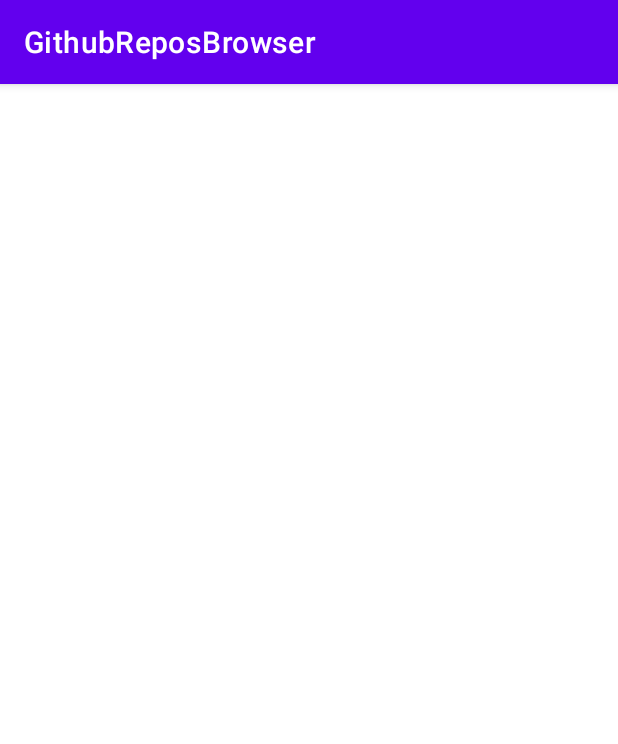
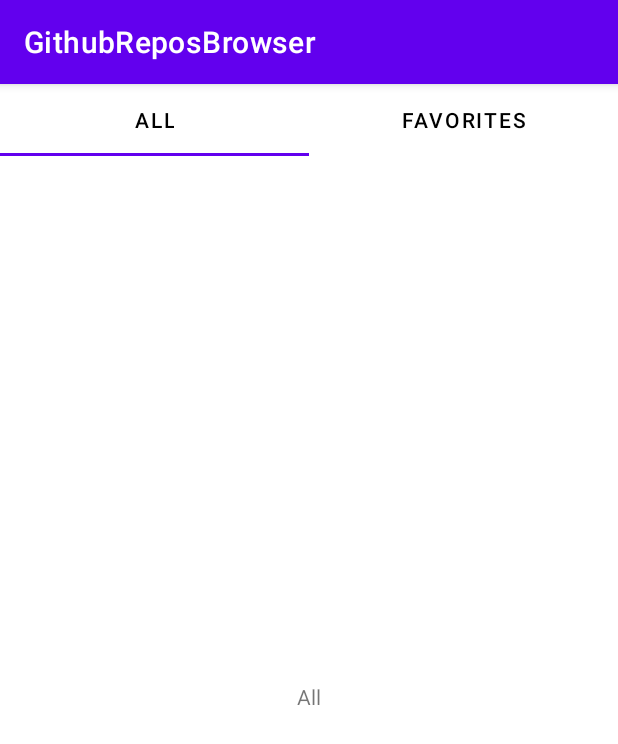
Before and after one commit to sergeyZagoruyko/GithubReposBrowser, an Android app: the screen it shows after launch (MainActivity), on a phone screen of 412 x 824 dp. Shown: the top 744 px of the screen. Run offline under Robolectric (Android 15) with nearby library versions, the phone set to English and light mode, and no system bars.

Commit message:
Main screen skeleton implementation

```diff
--- a/app/src/main/AndroidManifest.xml
+++ b/app/src/main/AndroidManifest.xml
@@ -15,7 +15,7 @@
         tools:targetApi="34">
 
         <activity
-            android:name=".MainActivity"
+            android:name=".features.MainActivity"
             android:exported="true">
             <intent-filter>
                 <action android:name="android.intent.action.MAIN" />
--- a/app/src/main/java/com/example/githubreposbrowser/BaseActivity.java
+++ b/app/src/main/java/com/example/githubreposbrowser/base/BaseActivity.java
@@ -1,4 +1,4 @@
-package com.example.githubreposbrowser;
+package com.example.githubreposbrowser.base;
 
 import androidx.appcompat.app.AppCompatActivity;
 
--- /dev/null
+++ b/app/src/main/java/com/example/githubreposbrowser/base/BaseFragment.java
@@ -0,0 +1,6 @@
+package com.example.githubreposbrowser.base;
+
+import androidx.fragment.app.Fragment;
+
+abstract public class BaseFragment extends Fragment {
+}
--- a/app/src/main/java/com/example/githubreposbrowser/MainActivity.java
+++ b/app/src/main/java/com/example/githubreposbrowser/features/MainActivity.java
@@ -1,9 +1,10 @@
-package com.example.githubreposbrowser;
+package com.example.githubreposbrowser.features;
 
 import android.os.Bundle;
 
 import androidx.annotation.Nullable;
 
+import com.example.githubreposbrowser.base.BaseActivity;
 import com.example.githubreposbrowser.databinding.ActivityMainBinding;
 
 public class MainActivity extends BaseActivity {
@@ -14,5 +15,6 @@ public class MainActivity extends BaseActivity {
     protected void onCreate(@Nullable Bundle savedInstanceState) {
         super.onCreate(savedInstanceState);
         binding = ActivityMainBinding.inflate(getLayoutInflater());
+        setContentView(binding.getRoot());
     }
 }
--- /dev/null
+++ b/app/src/main/java/com/example/githubreposbrowser/features/gitreposlist/AllReposListFragment.java
@@ -0,0 +1,36 @@
+package com.example.githubreposbrowser.features.gitreposlist;
+
+import android.os.Bundle;
+import android.view.LayoutInflater;
+import android.view.View;
+import android.view.ViewGroup;
+
+import androidx.annotation.NonNull;
+import androidx.annotation.Nullable;
+
+import com.example.githubreposbrowser.R;
+import com.example.githubreposbrowser.base.BaseFragment;
+import com.example.githubreposbrowser.databinding.FragmentGitReposListBinding;
+
+public class AllReposListFragment extends BaseFragment {
+
+    private FragmentGitReposListBinding binding;
+
+    @NonNull
+    public static AllReposListFragment newInstance() {
+        return new AllReposListFragment();
+    }
+
+    @Nullable
+    @Override
+    public View onCreateView(@NonNull LayoutInflater inflater, @Nullable ViewGroup container, @Nullable Bundle savedInstanceState) {
+        super.onCreateView(inflater, container, savedInstanceState);
+        binding = FragmentGitReposListBinding.inflate(inflater, container, false);
+        initUI();
+        return binding.getRoot();
+    }
+
+    private void initUI() {
+        binding.tvText.setText(getString(R.string.all_repos_tab_title));
+    }
+}
--- /dev/null
+++ b/app/src/main/java/com/example/githubreposbrowser/features/gitreposlist/FavoriteReposListFragment.java
@@ -0,0 +1,36 @@
+package com.example.githubreposbrowser.features.gitreposlist;
+
+import android.os.Bundle;
+import android.view.LayoutInflater;
+import android.view.View;
+import android.view.ViewGroup;
+
+import androidx.annotation.NonNull;
+import androidx.annotation.Nullable;
+
+import com.example.githubreposbrowser.R;
+import com.example.githubreposbrowser.base.BaseFragment;
+import com.example.githubreposbrowser.databinding.FragmentGitReposListBinding;
+
+public class FavoriteReposListFragment extends BaseFragment {
+
+    private FragmentGitReposListBinding binding;
+
+    @NonNull
+    public static FavoriteReposListFragment newInstance() {
+        return new FavoriteReposListFragment();
+    }
+
+    @Nullable
+    @Override
+    public View onCreateView(@NonNull LayoutInflater inflater, @Nullable ViewGroup container, @Nullable Bundle savedInstanceState) {
+        super.onCreateView(inflater, container, savedInstanceState);
+        binding = FragmentGitReposListBinding.inflate(inflater, container, false);
+        initUI();
+        return binding.getRoot();
+    }
+
+    private void initUI() {
+        binding.tvText.setText(getString(R.string.favorite_repos_tab_title));
+    }
+}
--- /dev/null
+++ b/app/src/main/java/com/example/githubreposbrowser/features/gitrepostabs/GitReposPagerAdapter.java
@@ -0,0 +1,60 @@
+package com.example.githubreposbrowser.features.gitrepostabs;
+
+import androidx.annotation.NonNull;
+import androidx.annotation.StringRes;
+import androidx.fragment.app.Fragment;
+import androidx.fragment.app.FragmentManager;
+import androidx.lifecycle.Lifecycle;
+import androidx.viewpager2.adapter.FragmentStateAdapter;
+
+import com.example.githubreposbrowser.R;
+import com.example.githubreposbrowser.features.gitreposlist.AllReposListFragment;
+import com.example.githubreposbrowser.features.gitreposlist.FavoriteReposListFragment;
+
+public class GitReposPagerAdapter extends FragmentStateAdapter {
+
+    public GitReposPagerAdapter(@NonNull FragmentManager fragmentManager, @NonNull Lifecycle lifecycle) {
+        super(fragmentManager, lifecycle);
+    }
+
+    @NonNull
+    @Override
+    public Fragment createFragment(int position) {
+        return getTabTypeByPos(position).getFragment();
+    }
+
+    @Override
+    public int getItemCount() {
+        return PageType.values().length;
+    }
+
+    public PageType getTabTypeByPos(final int position) {
+        return PageType.values()[position];
+    }
+
+    public enum PageType {
+        ALL_REPOS(R.string.all_repos_tab_title),
+        FAVORITES(R.string.favorite_repos_tab_title);
+
+        @StringRes
+        private final int tabNameRes;
+
+        PageType(@StringRes int tabNameRes) {
+            this.tabNameRes = tabNameRes;
+        }
+
+        public int getTabNameRes() {
+            return tabNameRes;
+        }
+
+        public Fragment getFragment() {
+            if (this == ALL_REPOS) {
+                return AllReposListFragment.newInstance();
+            } else if (this == FAVORITES) {
+                return FavoriteReposListFragment.newInstance();
+            } else {
+                return AllReposListFragment.newInstance();
+            }
+        }
+    }
+}
--- /dev/null
+++ b/app/src/main/java/com/example/githubreposbrowser/features/gitrepostabs/GitReposTabsFragment.java
@@ -0,0 +1,37 @@
+package com.example.githubreposbrowser.features.gitrepostabs;
+
+import android.os.Bundle;
+import android.view.LayoutInflater;
+import android.view.View;
+import android.view.ViewGroup;
+
+import androidx.annotation.NonNull;
+import androidx.annotation.Nullable;
+
+import com.example.githubreposbrowser.base.BaseFragment;
+import com.example.githubreposbrowser.databinding.FragmentGitReposTabsBinding;
+import com.google.android.material.tabs.TabLayoutMediator;
+
+public class GitReposTabsFragment extends BaseFragment {
+
+    private FragmentGitReposTabsBinding binding;
+    private GitReposPagerAdapter adapter;
+
+    @Nullable
+    @Override
+    public View onCreateView(@NonNull LayoutInflater inflater, @Nullable ViewGroup container, @Nullable Bundle savedInstanceState) {
+        super.onCreateView(inflater, container, savedInstanceState);
+        binding = FragmentGitReposTabsBinding.inflate(inflater, container, false);
+
+        initTabs();
+        return binding.getRoot();
+    }
+
+    private void initTabs() {
+        adapter = new GitReposPagerAdapter(getParentFragmentManager(), getLifecycle());
+        binding.vpGitRepos.setAdapter(adapter);
+
+        new TabLayoutMediator(binding.tabLayout, binding.vpGitRepos, false, true,
+                (tab, position) -> tab.setText(adapter.getTabTypeByPos(position).getTabNameRes())).attach();
+    }
+}
--- a/app/src/main/res/layout/activity_main.xml
+++ b/app/src/main/res/layout/activity_main.xml
@@ -1,6 +1,11 @@
 <?xml version="1.0" encoding="utf-8"?>
-<androidx.constraintlayout.widget.ConstraintLayout xmlns:android="http://schemas.android.com/apk/res/android"
+<FrameLayout xmlns:android="http://schemas.android.com/apk/res/android"
     android:layout_width="match_parent"
     android:layout_height="match_parent">
 
-</androidx.constraintlayout.widget.ConstraintLayout>
+    <androidx.fragment.app.FragmentContainerView
+        android:id="@+id/frmGitReposTabs"
+        android:name="com.example.githubreposbrowser.features.gitrepostabs.GitReposTabsFragment"
+        android:layout_width="match_parent"
+        android:layout_height="match_parent" />
+</FrameLayout>
--- /dev/null
+++ b/app/src/main/res/layout/fragment_git_repos_list.xml
@@ -0,0 +1,16 @@
+<?xml version="1.0" encoding="utf-8"?>
+<androidx.constraintlayout.widget.ConstraintLayout xmlns:android="http://schemas.android.com/apk/res/android"
+    xmlns:app="http://schemas.android.com/apk/res-auto"
+    android:layout_width="match_parent"
+    android:layout_height="match_parent">
+
+    <TextView
+        android:id="@+id/tvText"
+        android:layout_width="wrap_content"
+        android:layout_height="wrap_content"
+        app:layout_constraintBottom_toBottomOf="parent"
+        app:layout_constraintEnd_toEndOf="parent"
+        app:layout_constraintStart_toStartOf="parent"
+        app:layout_constraintTop_toTopOf="parent" />
+
+</androidx.constraintlayout.widget.ConstraintLayout>
--- /dev/null
+++ b/app/src/main/res/layout/fragment_git_repos_tabs.xml
@@ -0,0 +1,25 @@
+<?xml version="1.0" encoding="utf-8"?>
+<androidx.constraintlayout.widget.ConstraintLayout xmlns:android="http://schemas.android.com/apk/res/android"
+    xmlns:app="http://schemas.android.com/apk/res-auto"
+    android:layout_width="match_parent"
+    android:layout_height="match_parent">
+
+    <com.google.android.material.tabs.TabLayout
+        android:id="@+id/tabLayout"
+        android:layout_width="0dp"
+        android:layout_height="wrap_content"
+        app:layout_constraintEnd_toEndOf="parent"
+        app:tabTextColor="@color/black"
+        app:layout_constraintStart_toStartOf="parent"
+        app:layout_constraintTop_toTopOf="parent" />
+
+    <androidx.viewpager2.widget.ViewPager2
+        android:id="@+id/vpGitRepos"
+        android:layout_width="0dp"
+        android:layout_height="0dp"
+        app:layout_constraintBottom_toBottomOf="parent"
+        app:layout_constraintEnd_toEndOf="parent"
+        app:layout_constraintStart_toStartOf="parent"
+        app:layout_constraintTop_toBottomOf="@id/tabLayout" />
+
+</androidx.constraintlayout.widget.ConstraintLayout>
--- a/app/src/main/res/values/strings.xml
+++ b/app/src/main/res/values/strings.xml
@@ -1,3 +1,6 @@
 <resources>
     <string name="app_name">GithubReposBrowser</string>
+
+    <string name="all_repos_tab_title">All</string>
+    <string name="favorite_repos_tab_title">Favorites</string>
 </resources>
```
